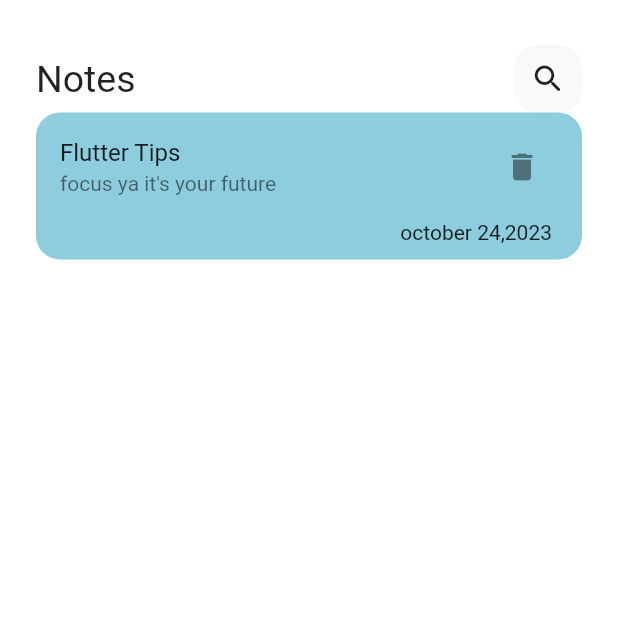
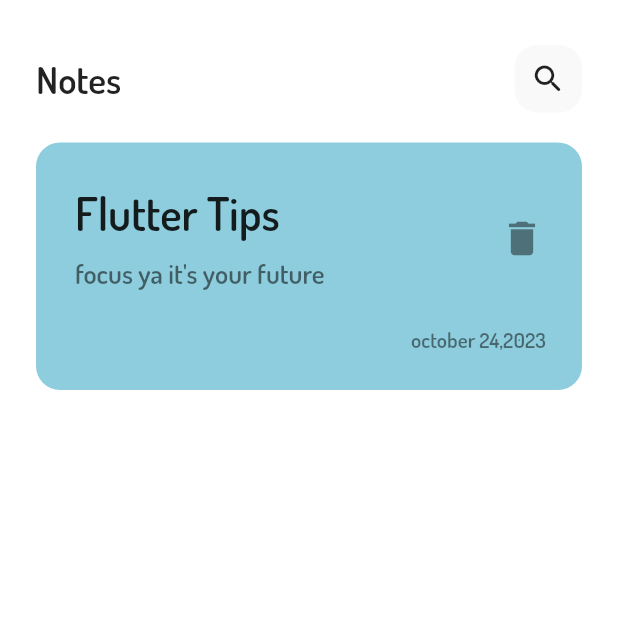
Before and after one commit to Marriiamm/notes_app, a Flutter app: the screen it shows after launch, on a phone screen of 412 x 824 dp, the top half of it. Run offline on Flutter 3.47's test engine with Material 2 defaults, Android fonts, the phone set to English and light mode, and no system bars.

Commit message:
note item part 2

```diff
--- a/lib/main.dart
+++ b/lib/main.dart
@@ -13,6 +13,7 @@ class NotesApp extends StatelessWidget {
     return MaterialApp(
       debugShowCheckedModeBanner: false,
       theme: ThemeData(
+        fontFamily: "Dosis",
         scaffoldBackgroundColor: Colors.white,
       ),
       home:const NotesView(),
--- a/lib/views/notes_view.dart
+++ b/lib/views/notes_view.dart
@@ -1,5 +1,5 @@
 import 'package:flutter/material.dart';
-import 'package:notes_app/views/notes_view_body.dart';
+import 'package:notes_app/views/widgets/notes_view_body.dart';
 
 class NotesView extends StatelessWidget {
   const NotesView({super.key});
--- a/lib/views/notes_view_body.dart
+++ /dev/null
@@ -1,51 +0,0 @@
-import 'package:flutter/material.dart';
-import 'package:notes_app/views/custom_app_bar.dart';
-
-class NotesViewBody extends StatelessWidget {
-  const NotesViewBody({super.key});
-
-  @override
-  Widget build(BuildContext context) {
-    return const Padding(
-      padding: EdgeInsets.symmetric(horizontal:24.0),
-      child: Column(
-        children: [
-          SizedBox(height: 30,),
-          CustomAppBar(),
-          NotesItem(),
-        ],
-      ),
-    );
-  }
-}
-
-class NotesItem extends StatelessWidget {
-  const NotesItem({super.key});
-
-  @override
-  Widget build(BuildContext context) {
-    return Container(
-      decoration: BoxDecoration(
-        color: const Color(0xff8ECDDD),
-        borderRadius: BorderRadius.circular(16),
-      ),
-      child:  Column(
-        crossAxisAlignment: CrossAxisAlignment.end,
-        children: [
-          ListTile(
-            title: const Text("Flutter Tips"),
-            subtitle: const Text("focus ya it's your future"),
-            trailing: IconButton(
-              onPressed: (){},
-              icon: const Icon(Icons.delete)),
-          ),
-          const Padding(
-            padding: EdgeInsets.only(bottom:10.0,right: 20.0),
-            child: Text("october 24,2023",
-            style: TextStyle(),),
-          )
-        ],
-      ),
-    );
-  }
-}
--- /dev/null
+++ b/lib/views/widgets/custom_note_item.dart
@@ -0,0 +1,42 @@
+import 'package:flutter/material.dart';
+
+class NotesItem extends StatelessWidget {
+  const NotesItem({super.key});
+
+  @override
+  Widget build(BuildContext context) {
+    return Container(
+      padding: const EdgeInsets.only(top: 24.0,bottom: 24.0,left: 10),
+      decoration: BoxDecoration(
+        color: const Color(0xff8ECDDD),
+        borderRadius: BorderRadius.circular(16),
+      ),
+      child:  Column(
+        crossAxisAlignment: CrossAxisAlignment.end,
+        children: [
+          ListTile(
+            title: const Text("Flutter Tips",
+            style: TextStyle(
+              fontSize: 30,
+            ),),
+            subtitle: const Padding(
+              padding: EdgeInsets.only(top:10.0),
+              child: Text("focus ya it's your future",
+              style: TextStyle(
+                fontSize: 18,
+              ),),
+            ),
+            trailing: IconButton(
+              onPressed: (){},
+              icon: const Icon(Icons.delete,size: 30,)),
+          ),
+           Padding(
+            padding: const EdgeInsets.only(right: 24.0,top:20 ),
+            child: Text("october 24,2023",
+            style: TextStyle(color: Colors.black.withOpacity(0.5)),),
+          )
+        ],
+      ),
+    );
+  }
+}
--- /dev/null
+++ b/lib/views/widgets/notes_view_body.dart
@@ -0,0 +1,22 @@
+import 'package:flutter/material.dart';
+import 'package:notes_app/views/widgets/custom_app_bar.dart';
+import 'package:notes_app/views/widgets/custom_note_item.dart';
+
+class NotesViewBody extends StatelessWidget {
+  const NotesViewBody({super.key});
+
+  @override
+  Widget build(BuildContext context) {
+    return const Padding(
+      padding: EdgeInsets.symmetric(horizontal:24.0),
+      child: Column(
+        children: [
+          SizedBox(height: 30,),
+          CustomAppBar(),
+          SizedBox(height: 20,),
+          NotesItem(),
+        ],
+      ),
+    );
+  }
+}
```
Also changed, not shown: pubspec.yaml (+4 -4 lines), assets/fonts/Dosis-SemiBold.ttf (added), lib/views/widgets/custom_app_bar.dart (renamed from lib/views/custom_app_bar.dart).
